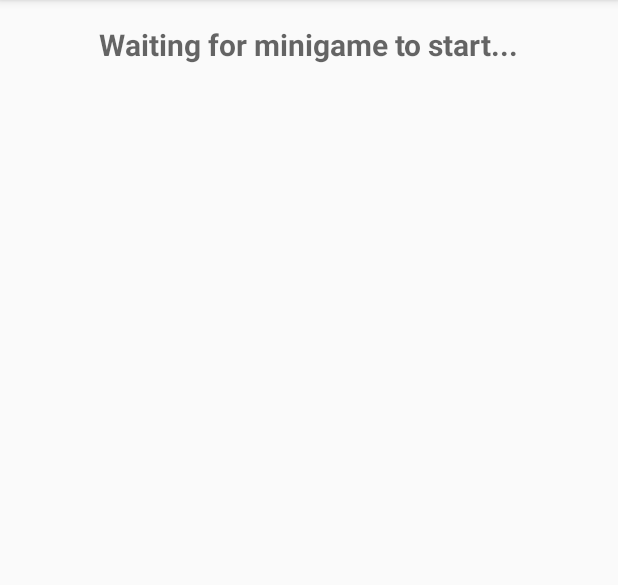
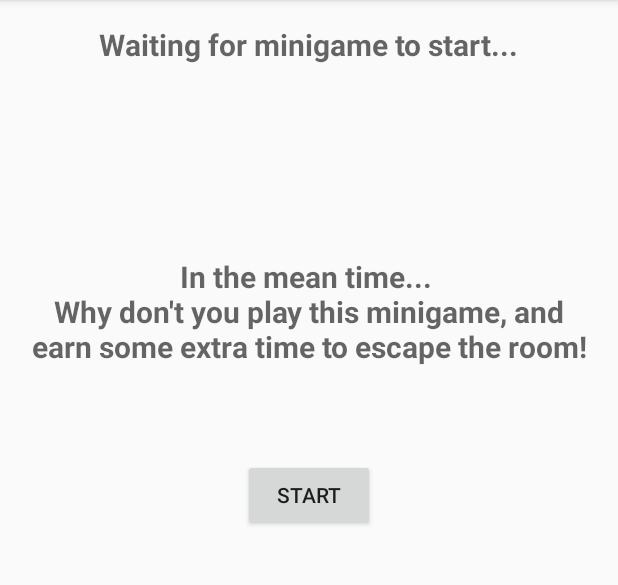
Before and after one commit to alanvanrossum/kroketapp, an Android app: the WaitingActivity screen opened directly, with no data from a screen before it, on a phone screen of 412 x 824 dp, the part 84-669 px from its top. Run offline under Robolectric (Android 15) with nearby library versions, the phone set to English and light mode, and no system bars.

Commit message:
Go from waiting screen to minigame D

```diff
--- a/EscapeApp/app/src/main/java/com/context/kroket/escapeapp/mainscreens/WaitingActivity.java
+++ b/EscapeApp/app/src/main/java/com/context/kroket/escapeapp/mainscreens/WaitingActivity.java
@@ -1,10 +1,13 @@
 package com.context.kroket.escapeapp.mainscreens;
 
+import android.content.Intent;
 import android.support.v7.app.AppCompatActivity;
 import android.os.Bundle;
+import android.view.View;
 
 import com.context.kroket.escapeapp.application.ActivityManager;
 import com.context.kroket.escapeapp.R;
+import com.context.kroket.escapeapp.minigames.D_Gyroscope;
 
 /**
  * Responsible for the screen that is shown when no minigame is active.
@@ -34,4 +37,14 @@ public class WaitingActivity extends AppCompatActivity {
         //Change the current activity.
         ((ActivityManager)this.getApplicationContext()).setCurrentActivity(this);
     }
+
+    /**
+     * Method that starts minigame D.
+     *
+     * @param view the view that was clicked.
+     */
+    public void startButtonWaiting(View view) {
+        Intent intent = new Intent(this, D_Gyroscope.class);
+        startActivity(intent);
+    }
 }
--- a/EscapeApp/app/src/main/java/com/context/kroket/escapeapp/minigames/D_Gyroscope.java
+++ b/EscapeApp/app/src/main/java/com/context/kroket/escapeapp/minigames/D_Gyroscope.java
@@ -89,11 +89,7 @@ public class D_Gyroscope extends AppCompatActivity implements SensorEventListene
         if (gold.getCount() + silver.getCount() + bronze.getCount() >= 50) {
             resetCounts();
             amountView.setText("BONUS TIME RECEIVED!");
-            if (serviceIsBound) {
-                connectionService.bonusD();
-            } else {
-                System.out.println("ConnectionService not bound in D_Gyroscope");
-            }
+            connectionService.bonusD();
         }
     }
 
--- a/EscapeApp/app/src/main/java/com/context/kroket/escapeapp/network/ConnectionService.java
+++ b/EscapeApp/app/src/main/java/com/context/kroket/escapeapp/network/ConnectionService.java
@@ -11,6 +11,7 @@ import com.context.kroket.escapeapp.mainscreens.WaitingActivity;
 import com.context.kroket.escapeapp.minigames.A_CodeCrackerCodeview;
 import com.context.kroket.escapeapp.minigames.B_TapGame;
 import com.context.kroket.escapeapp.minigames.C_ColorSequence;
+import com.context.kroket.escapeapp.minigames.D_Gyroscope;
 
 import java.util.ArrayList;
 import java.util.HashMap;
@@ -73,7 +74,8 @@ public class ConnectionService extends Service {
         String current_activity = ((ActivityManager)this.getApplicationContext())
                 .getCurrentActivity().getComponentName().getClassName();
         String waiting_activity = WaitingActivity.class.getName();
-        return (current_activity.equals(waiting_activity));
+        String game_waiting_activity = D_Gyroscope.class.getName();
+        return (current_activity.equals(waiting_activity) || current_activity.equals(game_waiting_activity));
     }
 
     /**
--- a/EscapeApp/app/src/main/res/layout/waiting_activity.xml
+++ b/EscapeApp/app/src/main/res/layout/waiting_activity.xml
@@ -22,4 +22,28 @@
         android:layout_centerHorizontal="true"
         android:textAlignment="center" />
 
+    <TextView android:id="@+id/waiting2"
+        android:layout_width="wrap_content"
+        android:layout_height="wrap_content"
+        android:layout_gravity="center_horizontal"
+        android:layout_weight="0.07"
+        android:hint="In the mean time... \nWhy don't you play this minigame, and earn some extra time to escape the room!"
+        android:textStyle="bold"
+        android:textSize="20dp"
+        android:textAlignment="center"
+        android:layout_below="@+id/waiting"
+        android:layout_alignParentRight="true"
+        android:layout_alignParentEnd="true"
+        android:layout_marginTop="127dp" />
+
+    <Button android:id="@+id/startButtonWaiting"
+        android:layout_width="wrap_content"
+        android:layout_height="wrap_content"
+        android:text="@string/startButton"
+        android:onClick="startButtonWaiting"
+        android:layout_gravity="center_horizontal"
+        android:layout_below="@+id/waiting2"
+        android:layout_centerHorizontal="true"
+        android:layout_marginTop="61dp" />
+
 </RelativeLayout>
```
